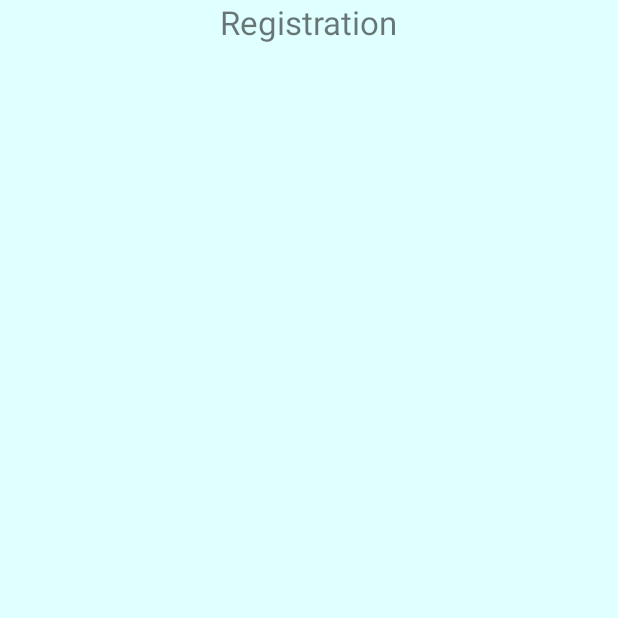
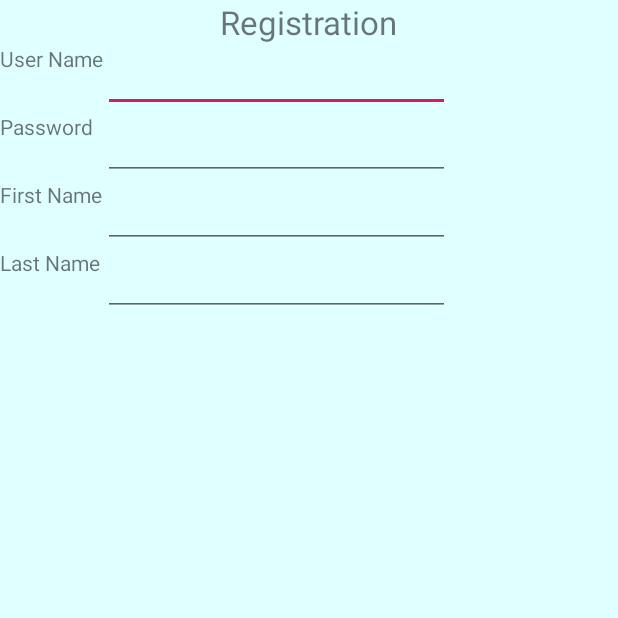
Before and after one commit to Leneeceel/PlantplantApp, an Android app: the screen it shows after launch (Register), after a tap on "REGISTER", on a phone screen of 412 x 824 dp, the top half of it. Run offline under Robolectric (Android 15) with nearby library versions, the light colour scheme and no system bars; 2 statements that could not run were skipped.

Commit message:
20190328

```diff
--- a/app/src/main/java/com/plantplantplantplants/plantplantapp/MainActivity.java
+++ b/app/src/main/java/com/plantplantplantplants/plantplantapp/MainActivity.java
@@ -5,7 +5,10 @@ import android.content.Intent;
 import android.support.v7.app.AppCompatActivity;
 import android.os.Bundle;
 import android.view.View;
+import android.widget.Button;
 import android.widget.EditText;
+import android.widget.RadioButton;
+import android.widget.RadioGroup;
 import android.widget.Toast;
 
 public class MainActivity extends Activity
@@ -47,8 +50,17 @@ public class MainActivity extends Activity
     EditText edtUserName,
             edtPassword;
 
+    RadioGroup rdgIdtype;
+    RadioButton rdbAdmin,
+                rdbUser;
+
+    Button btnLogin;
+
+
     String userName,
             password;
+
+    boolean isUser;
 
     @Override
     protected void onCreate(Bundle savedInstanceState)
@@ -58,6 +70,17 @@ public class MainActivity extends Activity
 
         super.onCreate(savedInstanceState);
         setContentView(R.layout.activity_main);
+
+        edtUserName = findViewById(R.id.edtUserName);
+        edtPassword = findViewById(R.id.edtPassword);
+        rdgIdtype = findViewById(R.id.rdgIdtype);
+        btnLogin = findViewById(R.id.btnLogIn);
+        btnLogin.setEnabled(false);
+        rdbAdmin = findViewById(R.id.rdbAdmin);
+        rdbUser = findViewById(R.id.rdbUser);
+
+        //Radio button setting
+        radioGroupSetting();
     }
 
     public void btnLogIn(View v)
@@ -65,7 +88,8 @@ public class MainActivity extends Activity
         userName = edtUserName.getText().toString();
         password = edtPassword.getText().toString();
 
-        if (dbManager.logInValidation(userName, password))
+        //Login validation
+        if (dbManager.logInValidation(userName, password, isUser))
         {
             messageDisplay("Login Successful.");
         }
@@ -82,6 +106,27 @@ public class MainActivity extends Activity
         startActivity(i);
     }
 
+    void radioGroupSetting()
+    {
+        rdgIdtype.setOnCheckedChangeListener(new RadioGroup.OnCheckedChangeListener()
+        {
+            @Override
+            public void onCheckedChanged(RadioGroup group, int checkedId)
+            {
+                if (rdbAdmin.isChecked())
+                {
+                    btnLogin.setEnabled(true);
+                    isUser = false;
+                }
+                else if (rdbUser.isChecked())
+                {
+                    btnLogin.setEnabled(true);
+                    isUser = true;
+                }
+            }
+        });
+    }
+
     //Display a parameter value as a toast message
     void messageDisplay(String st)
     {
@@ -91,5 +136,4 @@ public class MainActivity extends Activity
         toast.show();
     }
 
-
 }
--- a/app/src/main/res/layout/activity_register.xml
+++ b/app/src/main/res/layout/activity_register.xml
@@ -16,9 +16,74 @@
         android:layout_centerHorizontal="true"/>
 
     <TableLayout
-        android:layout_width="wrap_content"
+        android:layout_width="@dimen/dp300"
         android:layout_height="wrap_content"
-        android:layout_below="@id/txtRegistration">
+        android:layout_below="@id/txtRegistration"
+        android:stretchColumns="1">
+
+        <TableRow
+            android:layout_width="match_parent"
+            android:layout_height="match_parent">
+
+            <TextView
+                android:layout_width="match_parent"
+                android:layout_height="match_parent"
+                android:text="@string/userName" />
+
+            <EditText
+                android:id="@+id/edtUserName"
+                android:layout_width="match_parent"
+                android:layout_height="match_parent"
+                android:inputType="text"/>
+        </TableRow>
+
+        <TableRow
+            android:layout_width="match_parent"
+            android:layout_height="match_parent">
+
+            <TextView
+                android:layout_width="match_parent"
+                android:layout_height="match_parent"
+                android:text="@string/password" />
+
+            <EditText
+                android:id="@+id/edtPassword"
+                android:layout_width="match_parent"
+                android:layout_height="match_parent"
+                android:inputType="textPassword"/>
+        </TableRow>
+
+        <TableRow
+            android:layout_width="match_parent"
+            android:layout_height="match_parent">
+
+            <TextView
+                android:layout_width="match_parent"
+                android:layout_height="match_parent"
+                android:text="@string/fName" />
+
+            <EditText
+                android:id="@+id/edtFName"
+                android:layout_width="match_parent"
+                android:layout_height="match_parent"
+                android:inputType="text"/>
+        </TableRow>
+
+        <TableRow
+            android:layout_width="match_parent"
+            android:layout_height="match_parent">
+
+            <TextView
+                android:layout_width="match_parent"
+                android:layout_height="match_parent"
+                android:text="@string/lName" />
+
+            <EditText
+                android:id="@+id/edtLName"
+                android:layout_width="match_parent"
+                android:layout_height="match_parent"
+                android:inputType="text"/>
+        </TableRow>
 
     </TableLayout>
 </RelativeLayout>
--- a/app/src/main/res/values/strings.xml
+++ b/app/src/main/res/values/strings.xml
@@ -9,4 +9,9 @@
     <string name="logIn">Log In</string>
     <string name="register">Register</string>
     <string name="registration">Registration</string>
+    <string name="fName">First Name</string>
+    <string name="lName">Last Name</string>
+    <string name="address">Address</string>
+    <string name="city">City</string>
+    <string name="province">Province</string>
 </resources>
```
Also changed, not shown: app/src/main/java/com/plantplantplantplants/plantplantapp/DatabaseManager.java (+30 -9 lines).
